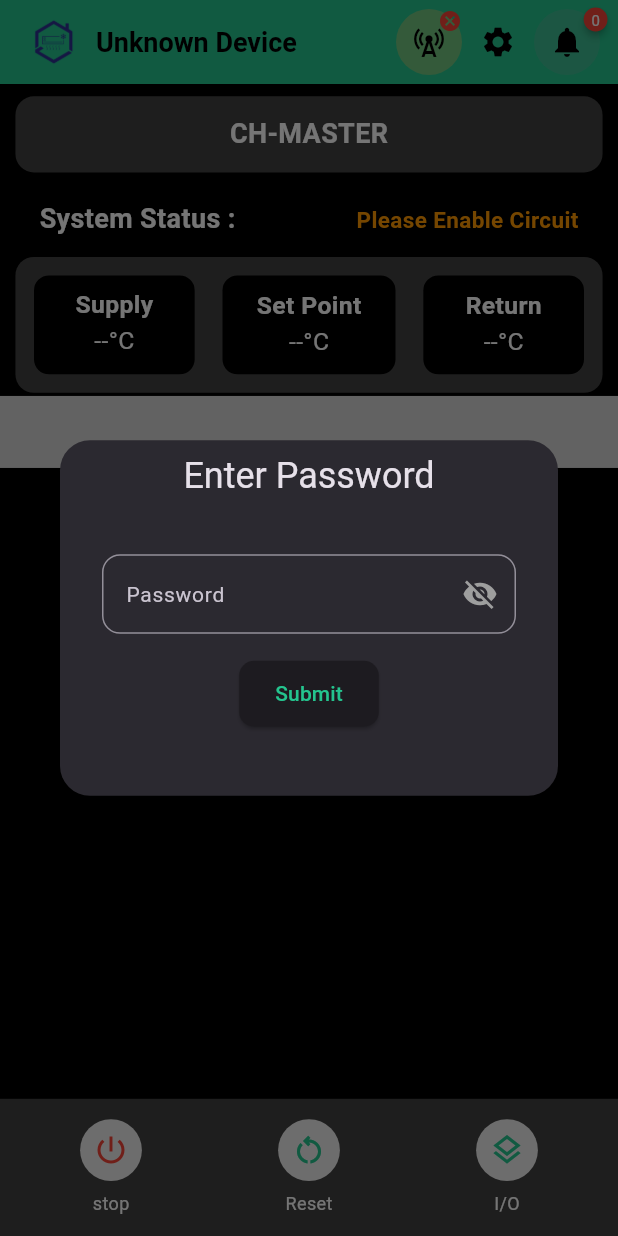
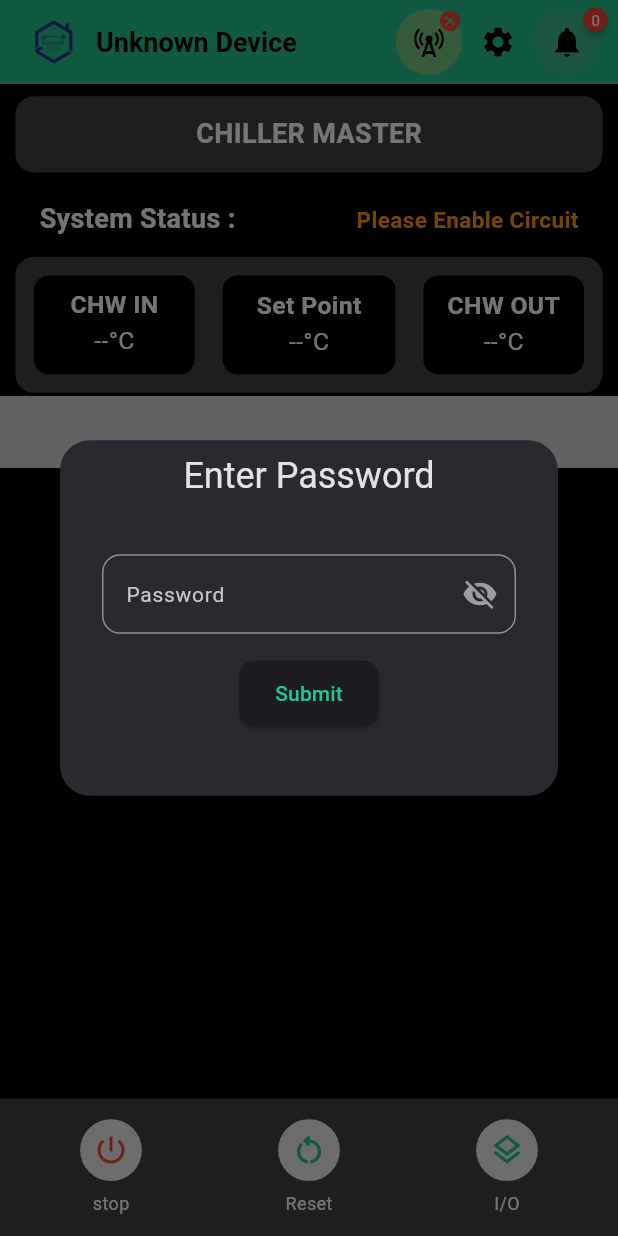
Before and after one commit to CodeWithAmmar1/bita-backup, a Flutter app: the MainScreenChmMaster screen opened directly, after a tap on the "settings" icon, on a phone screen of 412 x 824 dp. Run offline on Flutter 3.47's test engine with Material 3 defaults, Android fonts, the phone set to English and light mode, and no system bars; drawn by our look-alikes of badges; our stand-ins replace animated_toggle_switch, awesome_notifications, cloud_firestore, country_picker, firebase_auth, firebase_core and 7 more; missing offline and left inert: flutter_flip_card, gauge_indicator, load_switch, mobile_scanner, mqtt_client, wifi_iot; accounts and stored records are empty; Roboto replaces fonts that are missing (Roboto-Regular).

Commit message:
CHM main screen completed

```diff
--- a/lib/Views/CH_master/chw_chm/chw_chm.dart
+++ b/lib/Views/CH_master/chw_chm/chw_chm.dart
@@ -41,7 +41,7 @@ class ChwMaster extends StatelessWidget {
                       mainAxisAlignment: MainAxisAlignment.center,
                       children: [
                         Text(
-                          "Supply",
+                          "CHW IN",
                           style: TextStyle(
                             color: Get.isDarkMode ? Colors.white : Colors.black,
                             fontWeight: FontWeight.bold,
@@ -123,7 +123,7 @@ class ChwMaster extends StatelessWidget {
                   mainAxisAlignment: MainAxisAlignment.center,
                   children: [
                     Text(
-                      "Return",
+                      "CHW OUT",
                       style: TextStyle(
                         color: Get.isDarkMode ? Colors.white : Colors.black,
                         fontWeight: FontWeight.bold,
--- a/lib/Views/CH_master/main_screen_Chm_master.dart
+++ b/lib/Views/CH_master/main_screen_Chm_master.dart
@@ -5,13 +5,13 @@ import 'package:flutter/material.dart';
 import 'package:flutter_flip_card/flipcard/gesture_flip_card.dart';
 import 'package:flutter_flip_card/modal/flip_side.dart';
 import 'package:get/get.dart';
-import 'package:testappbita/Views/DX_master/chw/chw.dart';
-import 'package:testappbita/Views/DX_master/circuits_widget/circuit.dart';
-import 'package:testappbita/Views/DX_master/circuits_widget/circuit2.dart';
+import 'package:testappbita/Views/CH_master/chw_chm/chw_chm.dart';
+import 'package:testappbita/Views/CH_master/circuits_chm_widget/circuit2_chm.dart';
+import 'package:testappbita/Views/CH_master/circuits_chm_widget/circuit_chm.dart';
+import 'package:testappbita/Views/CH_master/setting_chm/setting_chm.dart';
+import 'package:testappbita/Views/CH_master/user_setting_chm/user_setting_chm.dart';
 import 'package:testappbita/Views/DX_master/input_output/input_output.dart';
 import 'package:testappbita/Views/DX_master/notification_screen/notification_dm.dart';
-import 'package:testappbita/Views/DX_master/setting/setting.dart';
-import 'package:testappbita/Views/DX_master/user_setting/user_setting.dart';
 import 'package:testappbita/Views/Device/device.dart';
 import 'package:testappbita/Views/aqua%20master/main_screen/mainpage.dart';
 import 'package:testappbita/controller/mqtt_controller/mqtt_controller.dart';
@@ -177,7 +177,7 @@ class _MainScreenChmMasterState extends State<MainScreenChmMaster> {
                                 !_mqttController.dmStatusShow.value;
                           },
                           child: Text(
-                            "CH-MASTER",
+                            "CHILLER MASTER",
                             style: TextStyle(
                               fontSize: 18,
                               fontWeight: FontWeight.bold,
@@ -507,7 +507,7 @@ class _MainScreenChmMasterState extends State<MainScreenChmMaster> {
                       ),
                     ),
                   ),
-                  Chw(deviceid: deviceid),
+                  ChwMaster(deviceid: deviceid),
                   Obx(
                     () => GestureDetector(
                       behavior: HitTestBehavior.opaque,
@@ -528,7 +528,7 @@ class _MainScreenChmMasterState extends State<MainScreenChmMaster> {
                                         .circuitAenable.value &&
                                     !_mqttController.dmStatusShow.value)
                                 ? Center(
-                                    child: Circuit(
+                                    child: Circuitchm(
                                     deviceid: deviceid,
                                   ))
                                 : (!_mqttController.circuitBenable.value &&
@@ -545,12 +545,12 @@ class _MainScreenChmMasterState extends State<MainScreenChmMaster> {
                                           ),
                                         ),
                                       )
-                                    : Circuit2(
+                                    : Circuit2Chm(
                                         deviceid: deviceid,
                                       ),
                             backWidget: (_mqttController.circuitBenable.value &&
                                     _mqttController.dmStatusShow.value)
-                                ? Circuit2(
+                                ? Circuit2Chm(
                                     deviceid: deviceid,
                                   )
                                 : (!_mqttController.circuitBenable.value &&
@@ -568,7 +568,7 @@ class _MainScreenChmMasterState extends State<MainScreenChmMaster> {
                                         ),
                                       )
                                     : Center(
-                                        child: Circuit(
+                                        child: Circuitchm(
                                         deviceid: deviceid,
                                       ))),
                       ),
@@ -682,12 +682,12 @@ class _MainScreenChmMasterState extends State<MainScreenChmMaster> {
   Widget buildBackWidget() {
     if (_mqttController.circuitBenable.value &&
         _mqttController.dmStatusShow.value) {
-      return Center(child: Circuit2(deviceid: deviceid));
+      return Center(child: Circuit2Chm(deviceid: deviceid));
     }
 
     if (_mqttController.circuitAenable.value &&
         !_mqttController.dmStatusShow.value) {
-      return Center(child: Circuit(deviceid: deviceid));
+      return Center(child: Circuitchm(deviceid: deviceid));
     }
 
     return const Center(
@@ -707,12 +707,12 @@ class _MainScreenChmMasterState extends State<MainScreenChmMaster> {
   Widget buildFrontWidget() {
     if (_mqttController.circuitAenable.value &&
         !_mqttController.dmStatusShow.value) {
-      return Center(child: Circuit(deviceid: deviceid));
+      return Center(child: Circuitchm(deviceid: deviceid));
     }
 
     if (_mqttController.circuitBenable.value &&
         _mqttController.dmStatusShow.value) {
-      return Center(child: Circuit2(deviceid: deviceid));
+      return Center(child: Circuit2Chm(deviceid: deviceid));
     }
 
     return const Center(
@@ -747,10 +747,10 @@ class _PasswordDialog1State extends State<PasswordDialog1> {
   void _checkPassword() {
     if (_passwordController.text == '9753') {
       Get.back();
-      Get.to(() => Setting());
+      Get.to(() => SettingChm());
     } else if (_passwordController.text == '1234') {
       Get.back();
-      Get.to(() => UserSetting());
+      Get.to(() => UserSettingChm());
     } else {
       setState(() {
         errorText = 'Incorrect password';
--- a/lib/Views/CH_master/setting_chm/setting_chm.dart
+++ b/lib/Views/CH_master/setting_chm/setting_chm.dart
@@ -25,7 +25,7 @@ class _SettingChmState extends State<SettingChm> {
           backgroundColor: ThemeColor().actual,
           centerTitle: true,
           title: Text(
-            'System SettingChm',
+            'System Setting',
             style: TextStyle(
                 fontSize: Get.width * 0.06,
                 fontWeight: FontWeight.bold,
```
Also changed, not shown: 4 other files.
